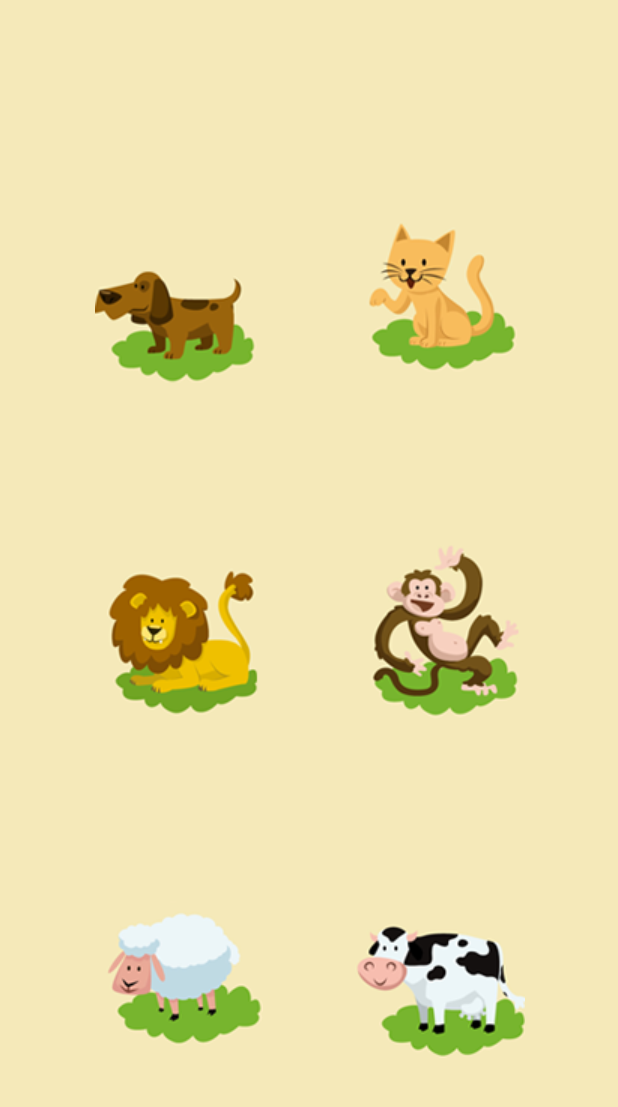
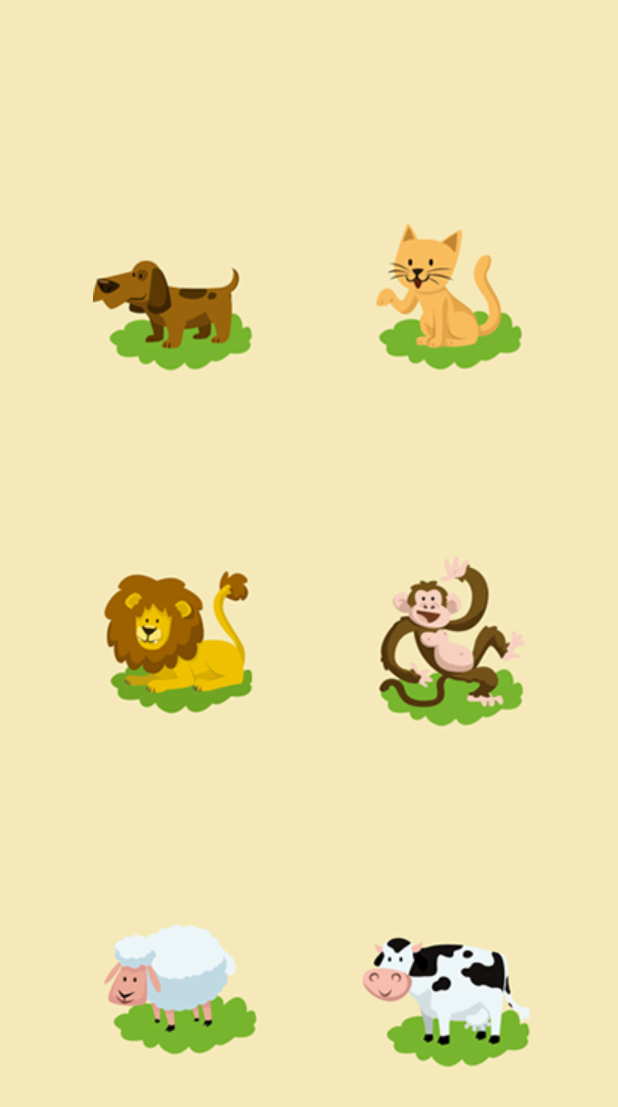
Before and after one commit to rms2307/Aprenda-Ingles, an Android app: the layout fragment_bichos.xml on its own in the app's theme, with its tools: preview values and no code run, on a phone screen of 412 x 824 dp. Shown: the top 1107 px of the screen. Run offline under Robolectric (Android 15) with nearby library versions, the phone set to English and light mode, and no system bars.

Commit message:
layout fragment numeros

```diff
--- a/app/src/main/res/layout/fragment_bichos.xml
+++ b/app/src/main/res/layout/fragment_bichos.xml
@@ -9,8 +9,8 @@
 
     <ImageButton
         android:id="@+id/imageButton"
-        android:layout_width="wrap_content"
-        android:layout_height="wrap_content"
+        android:layout_width="130dp"
+        android:layout_height="130dp"
         android:layout_marginTop="32dp"
         android:background="@color/fundo_bichos"
         android:src="@drawable/cao"
@@ -22,8 +22,8 @@
 
     <ImageButton
         android:id="@+id/imageButton4"
-        android:layout_width="wrap_content"
-        android:layout_height="wrap_content"
+        android:layout_width="130dp"
+        android:layout_height="130dp"
         android:layout_marginTop="32dp"
         android:background="@color/fundo_bichos"
         android:src="@drawable/gato"
@@ -35,8 +35,8 @@
 
     <ImageButton
         android:id="@+id/imageButton5"
-        android:layout_width="wrap_content"
-        android:layout_height="wrap_content"
+        android:layout_width="130dp"
+        android:layout_height="130dp"
         android:background="@color/fundo_bichos"
         android:src="@drawable/macaco"
         app:layout_constraintBottom_toTopOf="@+id/imageButton6"
@@ -47,8 +47,8 @@
 
     <ImageButton
         android:id="@+id/imageButton6"
-        android:layout_width="wrap_content"
-        android:layout_height="wrap_content"
+        android:layout_width="130dp"
+        android:layout_height="130dp"
         android:background="@color/fundo_bichos"
         android:src="@drawable/vaca"
         app:layout_constraintBottom_toBottomOf="parent"
@@ -59,8 +59,8 @@
 
     <ImageButton
         android:id="@+id/imageButton2"
-        android:layout_width="wrap_content"
-        android:layout_height="wrap_content"
+        android:layout_width="130dp"
+        android:layout_height="130dp"
         android:background="@color/fundo_bichos"
         android:src="@drawable/leao"
         app:layout_constraintBottom_toTopOf="@+id/imageButton3"
@@ -71,8 +71,8 @@
 
     <ImageButton
         android:id="@+id/imageButton3"
-        android:layout_width="wrap_content"
-        android:layout_height="wrap_content"
+        android:layout_width="130dp"
+        android:layout_height="130dp"
         android:background="@color/fundo_bichos"
         android:src="@drawable/ovelha"
         app:layout_constraintBottom_toBottomOf="parent"
```
Also changed, not shown: app/src/main/res/layout/fragment_numeros.xml (+82 -7 lines).
